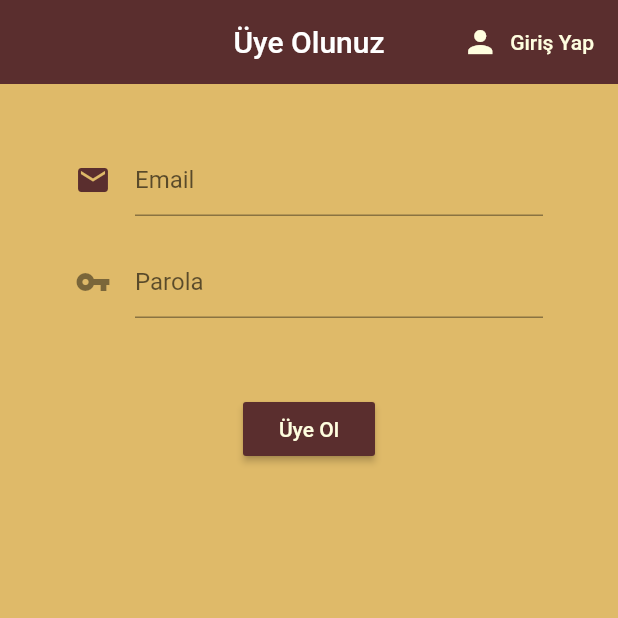
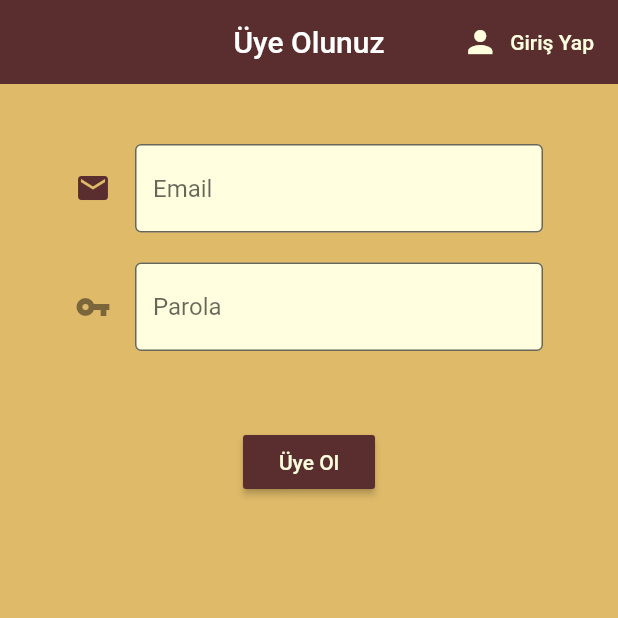
Before and after one commit to emralyilmaz/training41KahveniSecApp, a Flutter app: the screen it shows after launch, after a tap on "Giriş Yap", after a tap on "Üye Ol", on a phone screen of 412 x 824 dp, the top half of it. Run offline on Flutter 3.47's test engine with Material 2 defaults, Android fonts, the phone set to English and light mode, and no system bars; our stand-ins replace firebase_auth, firebase_core, flutter_spinkit; accounts and stored records are empty.

```diff
--- a/lib/screens/authenticate/register.dart
+++ b/lib/screens/authenticate/register.dart
@@ -1,6 +1,7 @@
 import 'package:flutter/material.dart';
 import 'package:training41KahveniSecApp/services/auth.dart';
 import 'package:training41KahveniSecApp/shared/contants.dart';
+import 'package:training41KahveniSecApp/shared/loading.dart';
 
 class Register extends StatefulWidget {
   final Function toggleSayfa;
@@ -17,10 +18,13 @@ class _RegisterState extends State<Register> {
   final _formKey = GlobalKey<FormState>();
 
   String error = "";
+  bool loading = false;
 
   @override
   Widget build(BuildContext context) {
-    return Scaffold(
+    return loading
+        ? Loading()
+        : Scaffold(
             backgroundColor: Color.fromRGBO(223, 186, 105, 1),
             appBar: AppBar(
               backgroundColor: Color.fromRGBO(90, 46, 46, 1),
@@ -32,9 +36,11 @@ class _RegisterState extends State<Register> {
                     onPressed: () {
                       widget.toggleSayfa();
                     },
-              icon: Icon(Icons.person, color: Color.fromRGBO(255, 254, 223, 1)),
+                    icon: Icon(Icons.person,
+                        color: Color.fromRGBO(255, 254, 223, 1)),
                     label: Text("Giriş Yap",
-                  style: TextStyle(color: Color.fromRGBO(255, 254, 223, 1))))
+                        style:
+                            TextStyle(color: Color.fromRGBO(255, 254, 223, 1))))
               ],
             ),
             body: Center(
@@ -47,8 +53,9 @@ class _RegisterState extends State<Register> {
                       SizedBox(height: 20),
                       TextFormField(
                         decoration: inputDecoration,
-                  validator: (val) =>
-                      val.isEmpty ? "Lütfen mail adresinizi giriniz" : null,
+                        validator: (val) => val.isEmpty
+                            ? "Lütfen mail adresinizi giriniz"
+                            : null,
                         onChanged: (val) {
                           setState(() {
                             email = val;
@@ -59,8 +66,9 @@ class _RegisterState extends State<Register> {
                       TextFormField(
                         decoration: inputDecoration.copyWith(
                             hintText: "Parola", icon: Icon(Icons.vpn_key)),
-                  validator: (val) =>
-                      val.length < 6 ? "Parola en az 6 karakter olmalı" : null,
+                        validator: (val) => val.length < 6
+                            ? "Parola en az 6 karakter olmalı"
+                            : null,
                         obscureText: true, // parola için
                         onChanged: (val) {
                           setState(() {
@@ -73,9 +81,13 @@ class _RegisterState extends State<Register> {
                           color: Color.fromRGBO(90, 46, 46, 1),
                           child: Text(
                             "Üye Ol",
-                      style: TextStyle(color: Color.fromRGBO(255, 254, 223, 1)),
+                            style: TextStyle(
+                                color: Color.fromRGBO(255, 254, 223, 1)),
                           ),
                           onPressed: () async {
+                            setState(() {
+                              loading = true;
+                            });
                             if (_formKey.currentState.validate()) {
                               print("$email ve $password");
                               dynamic sonuc =
@@ -84,6 +96,7 @@ class _RegisterState extends State<Register> {
                                 setState(() {
                                   error =
                                       "Lütfen geçerli bir mail adresi ya da parola giriniz.";
+                                  loading = false;
                                 });
                               }
                             }
--- a/lib/screens/authenticate/sign_in.dart
+++ b/lib/screens/authenticate/sign_in.dart
@@ -1,6 +1,7 @@
 import 'package:flutter/material.dart';
 import 'package:training41KahveniSecApp/services/auth.dart';
 import 'package:training41KahveniSecApp/shared/contants.dart';
+import 'package:training41KahveniSecApp/shared/loading.dart';
 
 class SignIn extends StatefulWidget {
   final Function toggleSayfa;
@@ -16,9 +17,13 @@ class _SignInState extends State<SignIn> {
   String password = "";
   String error = "";
 
+  bool loading = false;
+
   @override
   Widget build(BuildContext context) {
-    return Scaffold(
+    return loading
+        ? Loading()
+        : Scaffold(
             backgroundColor: Color.fromRGBO(223, 186, 105, 1),
             appBar: AppBar(
               backgroundColor: Color.fromRGBO(90, 46, 46, 1),
@@ -33,7 +38,8 @@ class _SignInState extends State<SignIn> {
                     icon: Icon(Icons.person_add,
                         color: Color.fromRGBO(255, 254, 223, 1)),
                     label: Text("Üye Ol",
-                  style: TextStyle(color: Color.fromRGBO(255, 254, 223, 1))))
+                        style:
+                            TextStyle(color: Color.fromRGBO(255, 254, 223, 1))))
               ],
             ),
             body: Center(
@@ -67,16 +73,22 @@ class _SignInState extends State<SignIn> {
                           color: Color.fromRGBO(90, 46, 46, 1),
                           child: Text(
                             "Giriş Yap",
-                      style: TextStyle(color: Color.fromRGBO(255, 254, 223, 1)),
+                            style: TextStyle(
+                                color: Color.fromRGBO(255, 254, 223, 1)),
                           ),
                           onPressed: () async {
+                            setState(() {
+                              loading = true;
+                            });
                             bool emailValid = RegExp(
                                     r"^[a-zA-Z0-9.a-zA-Z0-9.!#$%&'*+-/=?^_`{|}~]+@[a-zA-Z0-9]+\.[a-zA-Z]+")
                                 .hasMatch(email);
 
                             if (!emailValid) {
                               setState(() {
-                          error = "Lütfen Email adresinizi kontrol ediniz!";
+                                error =
+                                    "Lütfen Email adresinizi kontrol ediniz!";
+                                loading = false;
                               });
 
                               return;
@@ -86,7 +98,9 @@ class _SignInState extends State<SignIn> {
                                 await _authService.singIn(email, password);
                             if (sonuc == null) {
                               error = "Giriş başarısız";
+                              loading = false;
                             }
+
                             // print("$email ve $password");
                           }),
                       SizedBox(
--- a/lib/shared/contants.dart
+++ b/lib/shared/contants.dart
@@ -2,6 +2,12 @@ import 'package:flutter/material.dart';
 
 const inputDecoration = InputDecoration(
   hintText: "Email",
+  fillColor: Color.fromRGBO(255, 254, 223, 1),
+  filled: true,
+  border: OutlineInputBorder(
+      borderSide: BorderSide(color: Color.fromRGBO(90, 46, 46, 1))),
+  focusedBorder: OutlineInputBorder(
+      borderSide: BorderSide(color: Color.fromRGBO(90, 46, 46, 1), width: 2)),
   icon: Icon(
     Icons.email,
     color: Color.fromRGBO(90, 46, 46, 1),
--- a/pubspec.yaml
+++ b/pubspec.yaml
@@ -31,6 +31,7 @@ dependencies:
   firebase_auth: ^0.18.0+1
   cloud_firestore: ^0.14.0+2
   provider: ^4.3.2+1
+  flutter_spinkit: ^4.1.2+1
 
 dev_dependencies:
   flutter_test:
```
Also changed, not shown: lib/shared/loading.dart (added, +15 -0 lines), pubspec.lock. Lines whose indentation alone changed are shown as unchanged.
